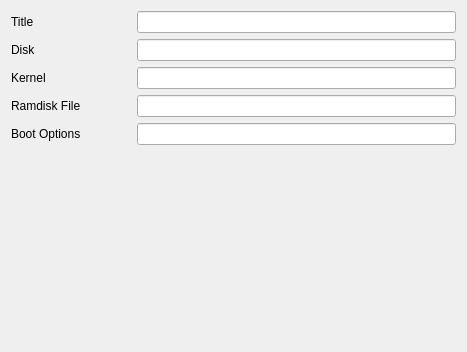
This is kde4/boot-manager/manager/ui/edit.ui in pars-linux/uludag as Qt 5 draws it before an edit. The edited form follows.
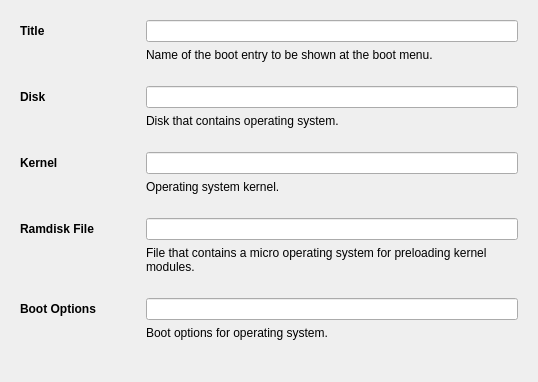
This is the edited form.

Commit message: - Help texts in edit widget. - Setting default item in main window.

```diff
--- a/kde4/boot-manager/manager/ui/edit.ui
+++ b/kde4/boot-manager/manager/ui/edit.ui
@@ -6,8 +6,8 @@
    <rect>
     <x>0</x>
     <y>0</y>
-    <width>467</width>
-    <height>352</height>
+    <width>538</width>
+    <height>382</height>
    </rect>
   </property>
   <property name="sizePolicy">
@@ -19,14 +19,49 @@
   <property name="windowTitle">
    <string notr="true">EditWidget</string>
   </property>
-  <layout class="QGridLayout" name="gridLayout">
+  <layout class="QGridLayout" name="gridLayout_6">
+   <item row="0" column="0">
+    <widget class="QWidget" name="widgetTitle" native="true">
+     <layout class="QGridLayout" name="gridLayout">
+      <item row="0" column="0">
+       <widget class="QLabel" name="label_5">
+        <property name="minimumSize">
+         <size>
+          <width>120</width>
+          <height>0</height>
+         </size>
+        </property>
+        <property name="font">
+         <font>
+          <weight>75</weight>
+          <bold>true</bold>
+         </font>
+        </property>
+        <property name="text">
+         <string>Title</string>
+        </property>
+       </widget>
+      </item>
+      <item row="0" column="1">
+       <widget class="QLineEdit" name="lineTitle"/>
+      </item>
+      <item row="1" column="1">
+       <widget class="QLabel" name="label_6">
+        <property name="text">
+         <string>Name of the boot entry to be shown at the boot menu.</string>
+        </property>
+        <property name="wordWrap">
+         <bool>true</bool>
+        </property>
+       </widget>
+      </item>
+     </layout>
+    </widget>
+   </item>
    <item row="1" column="0">
     <widget class="QWidget" name="widgetDisk" native="true">
-     <layout class="QHBoxLayout" name="horizontalDisk">
-      <property name="margin">
-       <number>0</number>
-      </property>
-      <item>
+     <layout class="QGridLayout" name="gridLayout_2">
+      <item row="0" column="0">
        <widget class="QLabel" name="label">
         <property name="minimumSize">
          <size>
@@ -34,24 +69,37 @@
           <height>0</height>
          </size>
         </property>
+        <property name="font">
+         <font>
+          <weight>75</weight>
+          <bold>true</bold>
+         </font>
+        </property>
         <property name="text">
          <string>Disk</string>
         </property>
        </widget>
       </item>
-      <item>
+      <item row="0" column="1">
        <widget class="QLineEdit" name="lineDisk"/>
       </item>
+      <item row="1" column="1">
+       <widget class="QLabel" name="label_7">
+        <property name="text">
+         <string>Disk that contains operating system.</string>
+        </property>
+        <property name="wordWrap">
+         <bool>true</bool>
+        </property>
+       </widget>
+      </item>
      </layout>
     </widget>
    </item>
    <item row="2" column="0">
     <widget class="QWidget" name="widgetKernel" native="true">
-     <layout class="QHBoxLayout" name="horizontalKernel">
-      <property name="margin">
-       <number>0</number>
-      </property>
-      <item>
+     <layout class="QGridLayout" name="gridLayout_3">
+      <item row="0" column="0">
        <widget class="QLabel" name="label_2">
         <property name="minimumSize">
          <size>
@@ -59,24 +107,37 @@
           <height>0</height>
          </size>
         </property>
+        <property name="font">
+         <font>
+          <weight>75</weight>
+          <bold>true</bold>
+         </font>
+        </property>
         <property name="text">
          <string>Kernel</string>
         </property>
        </widget>
       </item>
-      <item>
+      <item row="0" column="1">
        <widget class="QLineEdit" name="lineKernel"/>
       </item>
+      <item row="1" column="1">
+       <widget class="QLabel" name="label_8">
+        <property name="text">
+         <string>Operating system kernel.</string>
+        </property>
+        <property name="wordWrap">
+         <bool>true</bool>
+        </property>
+       </widget>
+      </item>
      </layout>
     </widget>
    </item>
    <item row="3" column="0">
     <widget class="QWidget" name="widgetRamdisk" native="true">
-     <layout class="QHBoxLayout" name="horizontalRamdisk">
-      <property name="margin">
-       <number>0</number>
-      </property>
-      <item>
+     <layout class="QGridLayout" name="gridLayout_4">
+      <item row="0" column="0">
        <widget class="QLabel" name="label_3">
         <property name="minimumSize">
          <size>
@@ -84,24 +145,37 @@
           <height>0</height>
          </size>
         </property>
+        <property name="font">
+         <font>
+          <weight>75</weight>
+          <bold>true</bold>
+         </font>
+        </property>
         <property name="text">
          <string>Ramdisk File</string>
         </property>
        </widget>
       </item>
-      <item>
+      <item row="0" column="1">
        <widget class="QLineEdit" name="lineRamdisk"/>
       </item>
+      <item row="1" column="1">
+       <widget class="QLabel" name="label_9">
+        <property name="text">
+         <string>File that contains a micro operating system for preloading kernel modules.</string>
+        </property>
+        <property name="wordWrap">
+         <bool>true</bool>
+        </property>
+       </widget>
+      </item>
      </layout>
     </widget>
    </item>
    <item row="4" column="0">
     <widget class="QWidget" name="widgetOptions" native="true">
-     <layout class="QHBoxLayout" name="horizontalOptions">
-      <property name="margin">
-       <number>0</number>
-      </property>
-      <item>
+     <layout class="QGridLayout" name="gridLayout_5">
+      <item row="0" column="0">
        <widget class="QLabel" name="label_4">
         <property name="minimumSize">
          <size>
@@ -109,55 +183,46 @@
           <height>0</height>
          </size>
         </property>
+        <property name="font">
+         <font>
+          <weight>75</weight>
+          <bold>true</bold>
+         </font>
+        </property>
         <property name="text">
          <string>Boot Options</string>
         </property>
        </widget>
       </item>
-      <item>
+      <item row="0" column="1">
        <widget class="QLineEdit" name="lineOptions"/>
       </item>
+      <item row="1" column="1">
+       <widget class="QLabel" name="label_10">
+        <property name="text">
+         <string>Boot options for operating system.</string>
+        </property>
+        <property name="wordWrap">
+         <bool>true</bool>
+        </property>
+       </widget>
+      </item>
      </layout>
     </widget>
    </item>
-   <item row="6" column="0">
+   <item row="5" column="0">
     <spacer name="verticalSpacer">
      <property name="orientation">
       <enum>Qt::Vertical</enum>
      </property>
      <property name="sizeHint" stdset="0">
       <size>
-       <width>20</width>
-       <height>40</height>
+       <width>10</width>
+       <height>20</height>
       </size>
      </property>
     </spacer>
    </item>
-   <item row="0" column="0">
-    <widget class="QWidget" name="widgetDisk_2" native="true">
-     <layout class="QHBoxLayout" name="horizontalDisk_2">
-      <property name="margin">
-       <number>0</number>
-      </property>
-      <item>
-       <widget class="QLabel" name="label_5">
-        <property name="minimumSize">
-         <size>
-          <width>120</width>
-          <height>0</height>
-         </size>
-        </property>
-        <property name="text">
-         <string>Title</string>
-        </property>
-       </widget>
-      </item>
-      <item>
-       <widget class="QLineEdit" name="lineTitle"/>
-      </item>
-     </layout>
-    </widget>
-   </item>
   </layout>
  </widget>
  <resources/>
```
Left out of the diff: 7 changed lines with no effect on the pictures. The commit also changes 4 other files.
